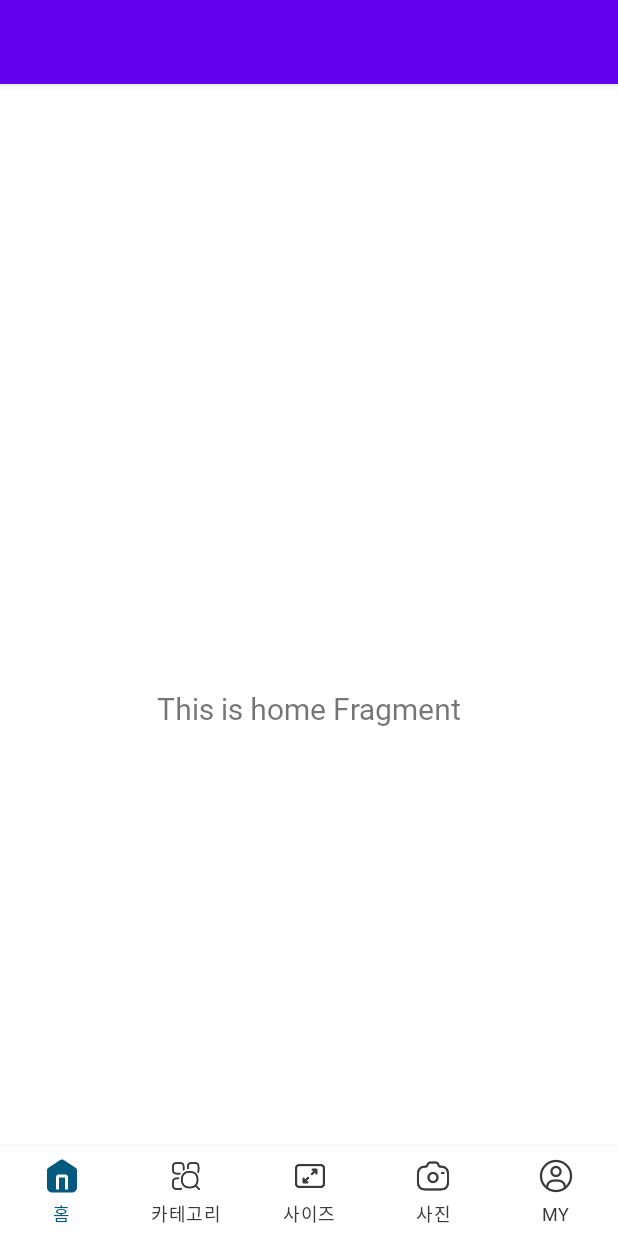
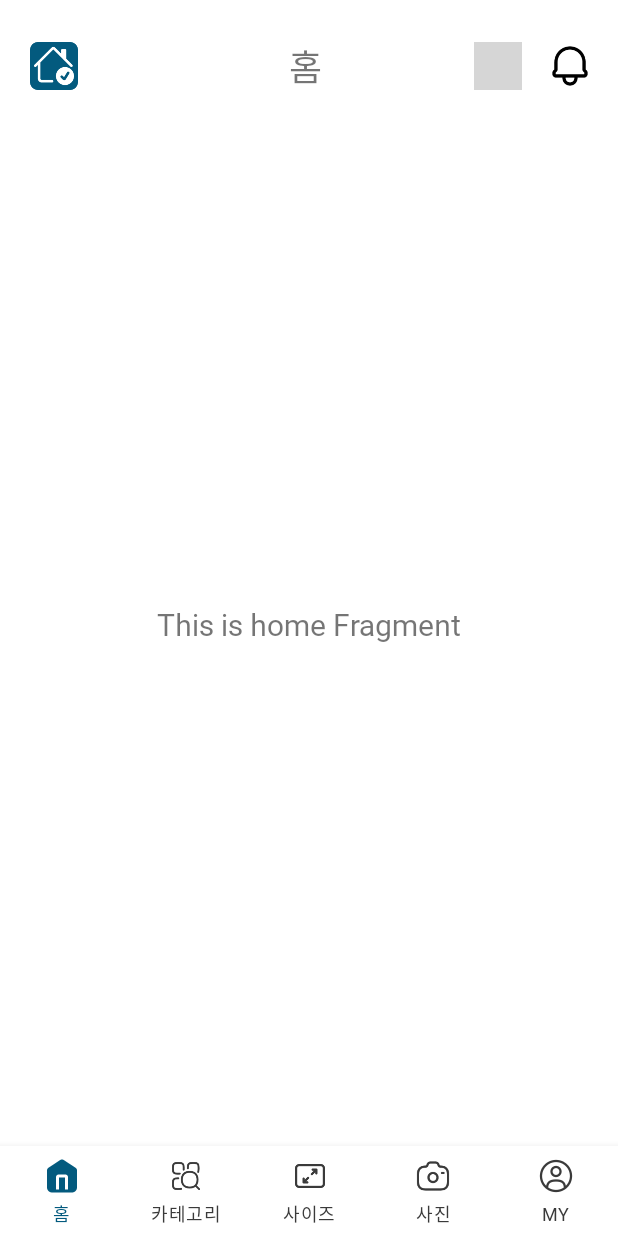
Before and after one commit to zippick/zippick-frontend, an Android app: the screen it shows after launch (MainActivity), on a phone screen of 412 x 824 dp. Run offline under Robolectric (Android 15) with nearby library versions, the phone set to English and light mode, and no system bars; our stand-ins replace navigation-ui; grey boxes are pictures that could not be loaded.

Commit message:
[FEAT] 상단바 적용 설정 수정 (#1)

```diff
--- a/zippick/app/src/main/res/layout/activity_main.xml
+++ b/zippick/app/src/main/res/layout/activity_main.xml
@@ -4,8 +4,14 @@
     xmlns:app="http://schemas.android.com/apk/res-auto"
     android:id="@+id/container"
     android:layout_width="match_parent"
-    android:layout_height="match_parent"
-    android:paddingTop="?attr/actionBarSize" >
+    android:layout_height="match_parent">
+
+    <include
+        android:id="@+id/customToolbar"
+        layout="@layout/toolbar_custom"
+        android:layout_width="match_parent"
+        android:layout_height="wrap_content"
+        android:layout_marginTop="0dp" />
 
     <com.google.android.material.bottomnavigation.BottomNavigationView
         android:id="@+id/nav_view"
--- a/zippick/app/src/main/res/values/themes.xml
+++ b/zippick/app/src/main/res/values/themes.xml
@@ -1,6 +1,6 @@
 <resources xmlns:tools="http://schemas.android.com/tools">
     <!-- Base application theme. -->
-    <style name="Theme.Zippick" parent="Theme.MaterialComponents.DayNight.DarkActionBar">
+    <style name="Theme.Zippick" parent="Theme.MaterialComponents.DayNight.NoActionBar">
         <!-- Primary brand color. -->
         <item name="colorPrimary">@color/purple_500</item>
         <item name="colorPrimaryVariant">@color/purple_700</item>
```
